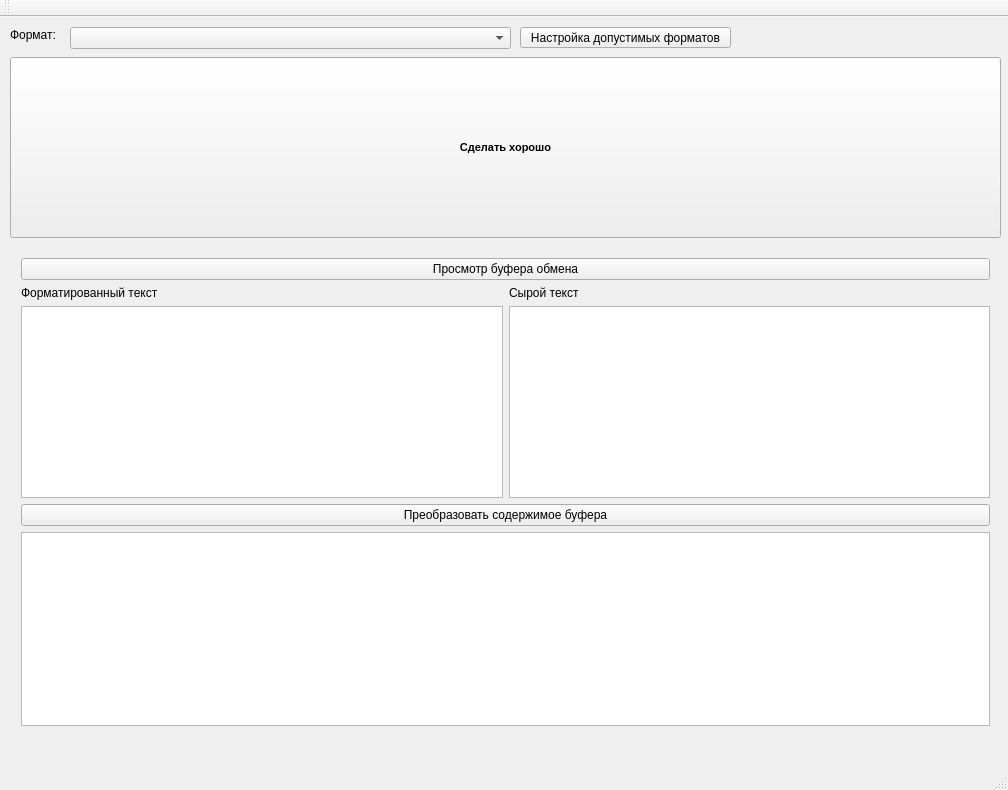
This is MainWindow.ui in xintrea/clipfixer as Qt 5 draws it before an edit. The edited form follows.
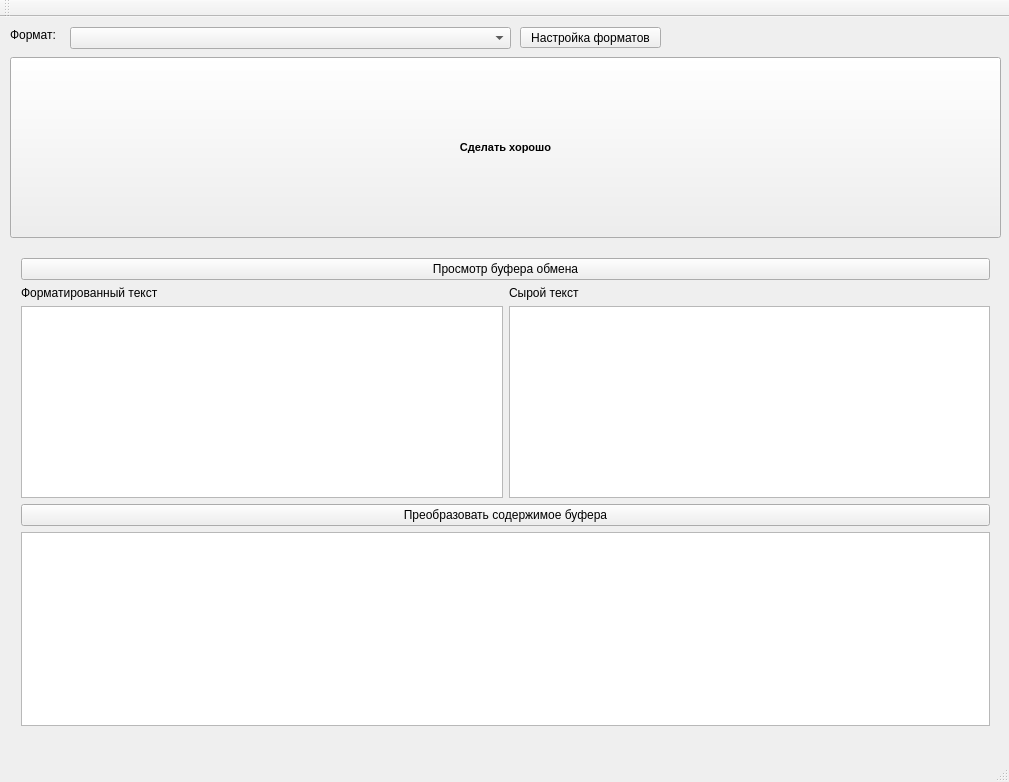
This is the edited form.

Commit message: Версия 0.3 Программа заработала правильно и в Excel и в Libre Office

```diff
--- a/MainWindow.ui
+++ b/MainWindow.ui
@@ -6,8 +6,8 @@
    <rect>
     <x>0</x>
     <y>0</y>
-    <width>1008</width>
-    <height>790</height>
+    <width>1009</width>
+    <height>782</height>
    </rect>
   </property>
   <property name="windowTitle">
@@ -83,12 +83,12 @@
      <rect>
       <x>520</x>
       <y>10</y>
-      <width>211</width>
+      <width>141</width>
       <height>21</height>
      </rect>
     </property>
     <property name="text">
-     <string>Настройка допустимых форматов</string>
+     <string>Настройка форматов</string>
     </property>
    </widget>
    <widget class="QComboBox" name="currentDataFormatComboBox">
@@ -153,7 +153,7 @@
     <enum>TopToolBarArea</enum>
    </attribute>
    <attribute name="toolBarBreak">
-    <bool>true</bool>
+    <bool>false</bool>
    </attribute>
   </widget>
   <widget class="QStatusBar" name="statusBar"/>
```
Left out of the diff: 2 changed lines with no effect on the pictures. The commit also changes 2 other files.
